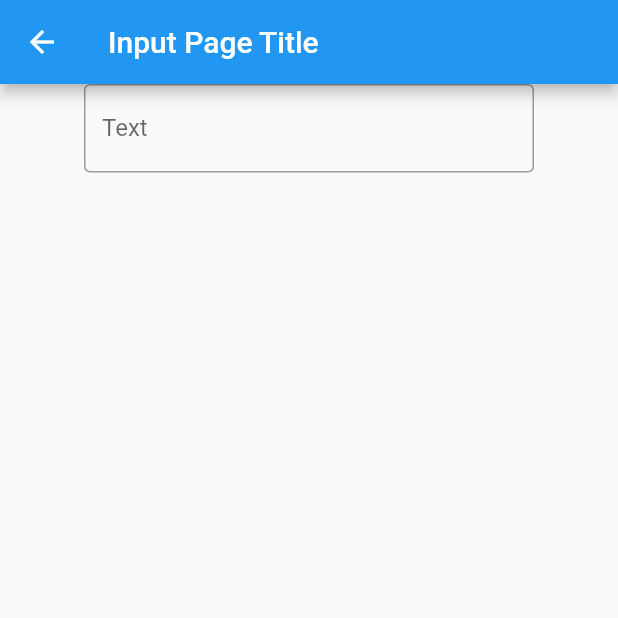
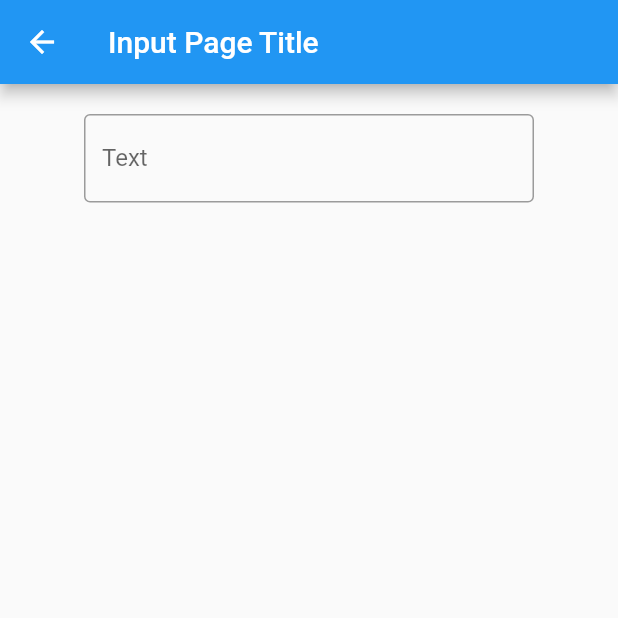
Before and after one commit to shuangxuetwelve/flutter_practice, a Flutter app: the InputPage screen opened directly, on a phone screen of 412 x 824 dp, the top half of it. Run offline on Flutter 3.47's test engine with Material 2 defaults, Android fonts, the phone set to English and light mode, and no system bars.

Commit message:
Add margin to component input

```diff
--- a/lib/components/input.dart
+++ b/lib/components/input.dart
@@ -7,12 +7,15 @@ class Input extends StatefulWidget {
 
 class _InputState extends State<Input> {
   @override
-  Widget build(BuildContext) {
-    return const TextField(
-      decoration: InputDecoration(
-        border: OutlineInputBorder(),
-        labelText: "Text",
+  Widget build(BuildContext context) {
+    return Container(
+      child: const TextField(
+        decoration: InputDecoration(
+          border: OutlineInputBorder(),
+          labelText: "Text",
+        ),
       ),
+      margin: const EdgeInsets.symmetric(vertical: 20),
     );
   }
 }
```
